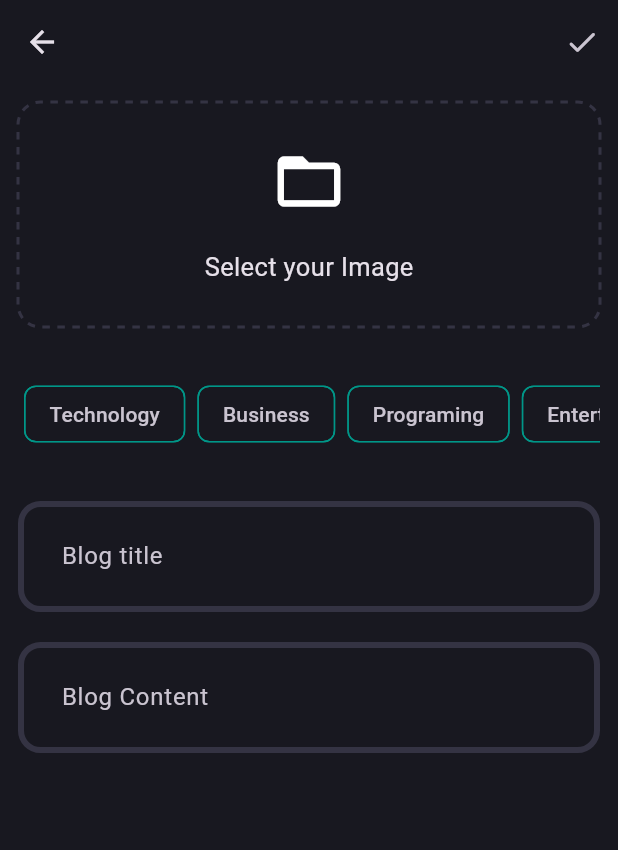
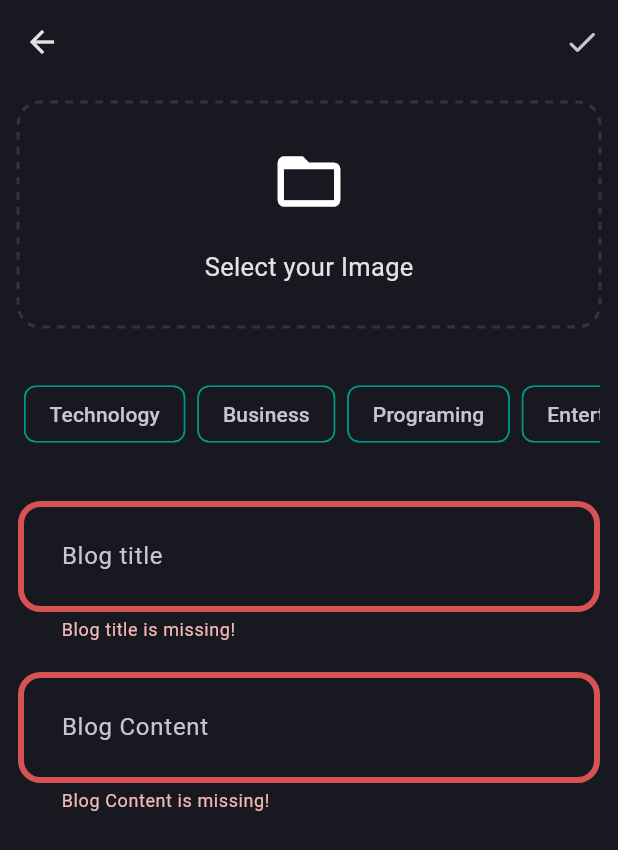
Before and after one commit to AmitAswal-lab/Flutter-blog-app, a Flutter app: the AddNewBlogScreen screen opened directly, after a tap on the "done" icon, on a phone screen of 412 x 824 dp. Shown: the top 850 px of the screen. Run offline on Flutter 3.47's test engine with Material 3 defaults, Android fonts, the light colour scheme and no system bars; our stand-ins replace dotted_decoration, flutter_bloc, fpdart, get_it, image_picker, supabase_flutter; accounts and stored records are empty.

Commit message:
feat(blog): Implement domain, data, and BLoC for blog uploading

```diff
--- /dev/null
+++ b/lib/feature/blog/data/datasources/blog_remote_datasource.dart
@@ -0,0 +1,39 @@
+import 'dart:io';
+
+import 'package:bloc_app_clean_solidp_bloc/core/error/exceptions.dart';
+import 'package:bloc_app_clean_solidp_bloc/feature/blog/data/models/blog_model.dart';
+import 'package:supabase_flutter/supabase_flutter.dart';
+
+
+abstract interface class BlogRemoteDatasource {
+  Future<BlogModel> uploadBlog(BlogModel blog);
+  Future<String> uploadBlogImage({
+    required File image,
+    required BlogModel blog,
+  });
+}
+
+class BlogRemoteDatasourceImpl extends BlogRemoteDatasource {
+  final SupabaseClient supabaseClient;
+  BlogRemoteDatasourceImpl(this.supabaseClient);
+  @override
+  Future<BlogModel> uploadBlog(BlogModel blog) async{
+    try {
+      final blogData = await supabaseClient.from('blogs').insert(blog.toJson()).select();
+      return BlogModel.fromJson(blogData.first);
+    } on ServerException catch (e) {
+      throw ServerException(e.toString());
+    }
+  }
+
+  @override
+  Future<String> uploadBlogImage({required File image, required BlogModel blog})async {
+
+    try{
+     await supabaseClient.storage.from('blog_images').upload(blog.id, image);
+     return supabaseClient.storage.from('blog_images').getPublicUrl(blog.id);
+    } on ServerException catch(e){
+      throw ServerException(e.toString());
+    }
+  }
+}
--- /dev/null
+++ b/lib/feature/blog/domain/entities/blog.dart
@@ -0,0 +1,21 @@
+// ignore_for_file: public_member_api_docs, sort_constructors_first
+class Blog {
+  final String id;
+  final String posterId;
+  final String title;
+  final String content;
+  final List<String> topics;
+  final String imageUrl;
+  final DateTime updatedAT;
+
+  Blog({
+    required this.id,
+    required this.posterId,
+    required this.title,
+    required this.content,
+    required this.topics,
+    required this.imageUrl,
+    required this.updatedAT,
+  });
+
+}
--- /dev/null
+++ b/lib/feature/blog/domain/repository/blog_repository.dart
@@ -0,0 +1,15 @@
+import 'dart:io';
+
+import 'package:bloc_app_clean_solidp_bloc/core/error/failure.dart';
+import 'package:bloc_app_clean_solidp_bloc/feature/blog/domain/entities/blog.dart';
+import 'package:fpdart/fpdart.dart';
+
+abstract interface class BlogRepository {
+  Future<Either<Failure,Blog>> uploadBlog({
+    required File image,
+    required String title,
+    required String content,
+    required String posterId,
+    required List<String> topics,
+  });
+}
--- /dev/null
+++ b/lib/feature/blog/domain/usecases/upload_blog.dart
@@ -0,0 +1,39 @@
+import 'dart:io';
+
+import 'package:bloc_app_clean_solidp_bloc/core/error/failure.dart';
+import 'package:bloc_app_clean_solidp_bloc/core/usecase/usecase.dart';
+import 'package:bloc_app_clean_solidp_bloc/feature/blog/domain/entities/blog.dart';
+import 'package:bloc_app_clean_solidp_bloc/feature/blog/domain/repository/blog_repository.dart';
+import 'package:fpdart/fpdart.dart';
+
+class UploadBlog implements Usecase<Blog, UploadBlogParams> {
+  final BlogRepository blogRepository;
+  UploadBlog(this.blogRepository);
+
+  @override
+  Future<Either<Failure, Blog>> call(UploadBlogParams params) async {
+    return await blogRepository.uploadBlog(
+      image: params.image,
+      title: params.title,
+      content: params.content,
+      posterId: params.posterId,
+      topics: params.topics,
+    );
+  }
+}
+
+class UploadBlogParams {
+  final String title;
+  final String content;
+  final String posterId;
+  final File image;
+  final List<String> topics;
+
+  UploadBlogParams({
+    required this.title,
+    required this.content,
+    required this.posterId,
+    required this.image,
+    required this.topics,
+  });
+}
--- /dev/null
+++ b/lib/feature/blog/presentation/bloc/blog_bloc.dart
@@ -0,0 +1,33 @@
+import 'dart:io';
+import 'package:flutter/material.dart';
+import 'package:flutter_bloc/flutter_bloc.dart';
+
+import 'package:bloc_app_clean_solidp_bloc/feature/blog/domain/usecases/upload_blog.dart';
+
+part 'blog_event.dart';
+part 'blog_state.dart';
+
+class BlogBloc extends Bloc<BlogEvent, BlogState> {
+  final UploadBlog uploadBlog;
+  BlogBloc(this.uploadBlog) : super(BlogInitial()) {
+    on<BlogEvent>((event, emit) {
+      emit(BlogLoading());
+    });
+    on<BlogUpload>(_onBlogUpload);
+  }
+  void _onBlogUpload(BlogUpload event, Emitter<BlogState> emit) async {
+    final result = await uploadBlog(
+      UploadBlogParams(
+        title: event.title,
+        content: event.content,
+        posterId: event.posterId,
+        image: event.image,
+        topics: event.topics,
+      ),
+    );
+    result.fold(
+      (onLeft) => emit(BlogFailure(onLeft.message)),
+      (onRight) => emit(BlogSuccess()),
+    );
+  }
+}
--- /dev/null
+++ b/lib/feature/blog/presentation/bloc/blog_event.dart
@@ -0,0 +1,20 @@
+part of 'blog_bloc.dart';
+
+@immutable
+sealed class BlogEvent {}
+
+final class BlogUpload extends BlogEvent{
+  final String title;
+  final String content;
+  final String posterId;
+  final File image;
+  final List<String> topics;
+
+  BlogUpload({
+    required this.title,
+    required this.content,
+    required this.posterId,
+    required this.image,
+    required this.topics,
+  });
+}
--- /dev/null
+++ b/lib/feature/blog/presentation/bloc/blog_state.dart
@@ -0,0 +1,15 @@
+part of 'blog_bloc.dart';
+
+@immutable
+sealed class BlogState {}
+
+final class BlogInitial extends BlogState {}
+final class BlogLoading extends BlogState{}
+final class BlogFailure extends BlogState{
+  final String error;
+
+  BlogFailure(this.error);
+
+}
+
+final class BlogSuccess extends BlogState{}
--- a/lib/feature/blog/presentation/screens/add_new_blog_screen.dart
+++ b/lib/feature/blog/presentation/screens/add_new_blog_screen.dart
@@ -1,10 +1,16 @@
 import 'dart:io';
 
+import 'package:bloc_app_clean_solidp_bloc/core/common/cubits/app_user/app_user_cubit.dart';
+import 'package:bloc_app_clean_solidp_bloc/core/common/widgets/loader.dart';
 import 'package:bloc_app_clean_solidp_bloc/core/utils/pick_image.dart';
+import 'package:bloc_app_clean_solidp_bloc/core/utils/show_snackbar.dart';
+import 'package:bloc_app_clean_solidp_bloc/feature/blog/presentation/bloc/blog_bloc.dart';
+import 'package:bloc_app_clean_solidp_bloc/feature/blog/presentation/screens/blog_screen.dart';
 import 'package:flutter/material.dart';
 import 'package:bloc_app_clean_solidp_bloc/feature/blog/presentation/widgets/blog_editor.dart';
 import 'package:dotted_decoration/dotted_decoration.dart';
 import 'package:bloc_app_clean_solidp_bloc/core/theme/app_pallete.dart';
+import 'package:flutter_bloc/flutter_bloc.dart';
 
 class AddNewBlogScreen extends StatefulWidget {
   static route() => MaterialPageRoute(builder: (ctx) => AddNewBlogScreen());
@@ -15,6 +21,7 @@ class AddNewBlogScreen extends StatefulWidget {
 }
 
 class _AddNewBlogScreenState extends State<AddNewBlogScreen> {
+  final _formKey = GlobalKey<FormState>();
   final titleController = TextEditingController();
   final contentController = TextEditingController();
   List<String> selectedTopics = [];
@@ -36,15 +43,58 @@ class _AddNewBlogScreenState extends State<AddNewBlogScreen> {
     }
   }
 
+  void uploadBlog() {
+    if (_formKey.currentState!.validate() &&
+        selectedTopics.isNotEmpty &&
+        image != null) {
+      final posterId =
+          (context.read<AppUserCubit>().state as AppUserLoggedIn).user.id;
+      context.read<BlogBloc>().add(
+        BlogUpload(
+          title: titleController.text.trim(),
+          content: contentController.text.trim(),
+          posterId: posterId,
+          image: image!,
+          topics: selectedTopics,
+        ),
+      );
+    }
+  }
+
   @override
   Widget build(BuildContext context) {
     return Scaffold(
       appBar: AppBar(
-        actions: [IconButton(onPressed: () {}, icon: Icon(Icons.done_rounded))],
+        actions: [
+          IconButton(
+            onPressed: () {
+              uploadBlog();
+            },
+            icon: Icon(Icons.done_rounded),
           ),
-      body: SingleChildScrollView(
+        ],
+      ),
+      body: BlocConsumer<BlogBloc, BlogState>(
+        listener: (context, state) {
+          if (state is BlogFailure) {
+            showSnackbar(context, state.error);
+          } else if (state is BlogSuccess) {
+            Navigator.pushAndRemoveUntil(
+              context,
+              BlogScreen.route(),
+              (route) => false,
+            );
+          }
+        },
+        builder: (context, state) {
+          if (state is BlogLoading) {
+            return Loader();
+          }
+          return SingleChildScrollView(
             child: Padding(
               padding: const EdgeInsets.all(12),
+              child: Form(
+                key: _formKey,
                 child: Column(
                   children: [
                     image != null
@@ -88,7 +138,12 @@ class _AddNewBlogScreenState extends State<AddNewBlogScreen> {
                       scrollDirection: Axis.horizontal,
                       child: Row(
                         children:
-                      ['Technology', 'Business', 'Programing', 'Entertainment']
+                            [
+                                  'Technology',
+                                  'Business',
+                                  'Programing',
+                                  'Entertainment',
+                                ]
                                 .map(
                                   (e) => Padding(
                                     padding: const EdgeInsets.all(4.0),
@@ -108,7 +163,9 @@ class _AddNewBlogScreenState extends State<AddNewBlogScreen> {
                                                 AppPallete.gradient1,
                                               )
                                             : null,
-                                  side: BorderSide(color: AppPallete.gradient2),
+                                        side: BorderSide(
+                                          color: AppPallete.gradient2,
+                                        ),
                                       ),
                                     ),
                                   ),
@@ -117,7 +174,10 @@ class _AddNewBlogScreenState extends State<AddNewBlogScreen> {
                       ),
                     ),
                     SizedBox(height: 30),
-              BlogEditor(hintText: 'Blog title', controller: titleController),
+                    BlogEditor(
+                      hintText: 'Blog title',
+                      controller: titleController,
+                    ),
                     SizedBox(height: 20),
                     BlogEditor(
                       hintText: 'Blog Content',
@@ -128,5 +188,8 @@ class _AddNewBlogScreenState extends State<AddNewBlogScreen> {
               ),
             ),
           );
+        },
+      ),
+    );
   }
 }
--- a/lib/feature/blog/presentation/screens/blog_screen.dart
+++ b/lib/feature/blog/presentation/screens/blog_screen.dart
@@ -4,6 +4,7 @@ import 'package:flutter/cupertino.dart';
 import 'package:flutter/material.dart';
 
 class BlogScreen extends StatelessWidget {
+  static route() => MaterialPageRoute(builder: (ctx) => BlogScreen());
   const BlogScreen({super.key});
 
   @override
--- a/lib/feature/blog/presentation/widgets/blog_editor.dart
+++ b/lib/feature/blog/presentation/widgets/blog_editor.dart
@@ -15,6 +15,12 @@ class BlogEditor extends StatelessWidget {
       controller: controller,
       decoration: InputDecoration(hintText: hintText),
       maxLines: null,
+      validator: (value) {
+        if (value!.trim().isEmpty) {
+          return '$hintText is missing!';
+        }
+        return null;
+      },
     );
   }
 }
--- a/lib/main.dart
+++ b/lib/main.dart
@@ -2,6 +2,7 @@ import 'package:bloc_app_clean_solidp_bloc/core/common/cubits/app_user/app_user_
 import 'package:bloc_app_clean_solidp_bloc/core/theme/app_theme.dart';
 import 'package:bloc_app_clean_solidp_bloc/feature/auth/presentation/bloc/auth_bloc.dart';
 import 'package:bloc_app_clean_solidp_bloc/feature/auth/presentation/screens/login_screen.dart';
+import 'package:bloc_app_clean_solidp_bloc/feature/blog/presentation/bloc/blog_bloc.dart';
 import 'package:bloc_app_clean_solidp_bloc/feature/blog/presentation/screens/blog_screen.dart';
 import 'package:bloc_app_clean_solidp_bloc/init_dependencies.dart';
 import 'package:flutter/material.dart';
@@ -15,6 +16,7 @@ void main() async {
       providers: [
         BlocProvider(create: (context) => serverLocator<AppUserCubit>()),
         BlocProvider(create: (context) => serverLocator<AuthBloc>()),
+        BlocProvider(create: (context) => serverLocator<BlogBloc>()),
       ],
       child: const MyApp(),
     ),
--- a/pubspec.yaml
+++ b/pubspec.yaml
@@ -40,6 +40,7 @@ dependencies:
   get_it: ^8.2.0
   dotted_decoration: ^2.0.0
   image_picker: ^1.2.0
+  uuid: ^4.5.1
 
 dev_dependencies:
   flutter_test:
```
Also changed, not shown: lib/feature/blog/data/models/blog_model.dart (added, +59 -0 lines), lib/feature/blog/data/repository/blog_repository_impl.dart (added, +47 -0 lines), lib/init_dependencies.dart (+32 -10 lines), pubspec.lock. Lines whose indentation alone changed are shown as unchanged.
